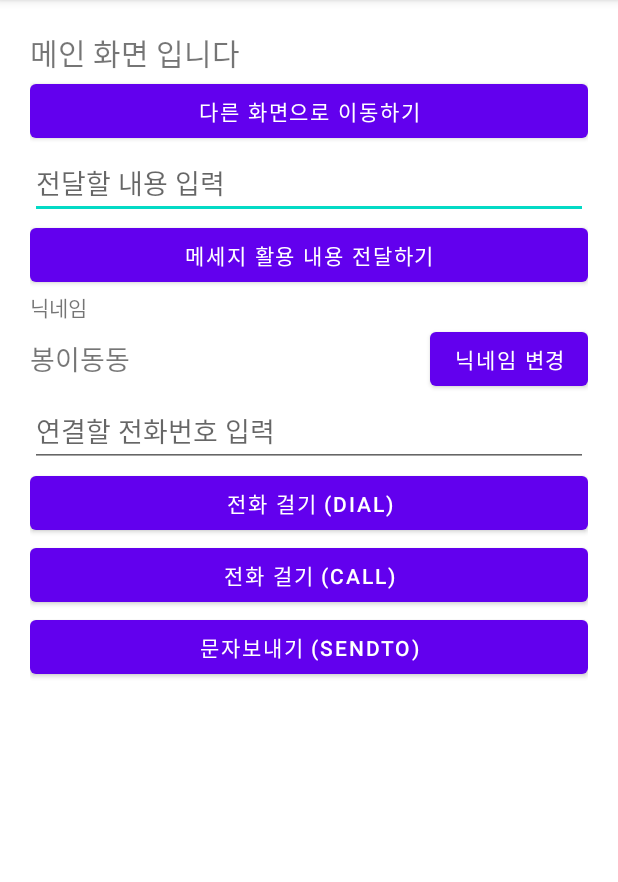
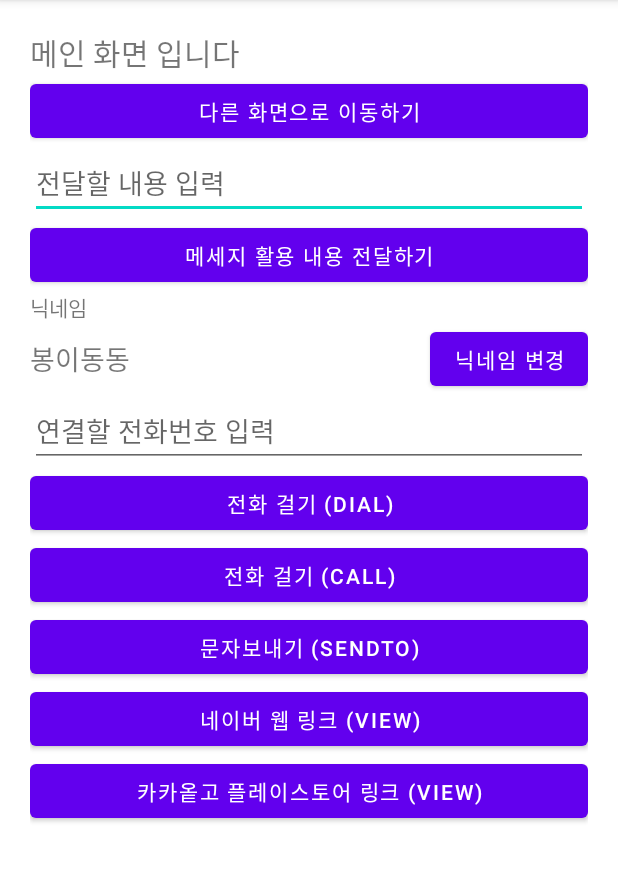
Before and after one commit to dani9210/Intent_20210829, an Android app: the screen it shows after launch (MainActivity), after a tap on "문자보내기 (SENDTO)", on a phone screen of 412 x 824 dp, the part 84-966 px from its top. Run offline under Robolectric (Android 15) with nearby library versions, the phone set to English and light mode, and no system bars.

Commit message:
VIEW 액션 체험   -  네이버 : 웹링크   -  카카오톡 : 스토어링크

```diff
--- a/app/src/main/java/com/nepplus/intent_20210829/MainActivity.kt
+++ b/app/src/main/java/com/nepplus/intent_20210829/MainActivity.kt
@@ -15,17 +15,34 @@ class MainActivity : AppCompatActivity() {
         setContentView(R.layout.activity_main)
 
 
+
+        naverLinkBtn.setOnClickListener {
+
+            val myUri = Uri.parse("http://naver.com")
+            val myIntent = Intent(Intent.ACTION_VIEW, myUri)
+            startActivity(myIntent)
+        }
+
+        kakaostoreLinkBtn.setOnClickListener {
+
+            val myUri = Uri.parse("market://details?id=com.kakao.talk")
+            val myIntent = Intent(Intent.ACTION_VIEW, myUri)
+            startActivity(myIntent)
+        }
+
+
                smsBtn.setOnClickListener {
 
                    val inputPhoneNum = phoneNumEdt.text.toString()
                    val myUri = Uri.parse("smsto:$({inputPhonum}")
                    val myIntent = Intent(Intent.ACTION_SENDTO, myUri)
-                   startActivity(myIntent)
-//                   미리 보여주기
+
+                   //미리 보여주기
 
                    myIntent.putExtra("sms_body","미리 적어줄 내용")
+                   startActivity(myIntent)
+//
 
-                   startActivity(myIntent)
                }
            callBtn.setOnClickListener {
 
--- a/app/src/main/res/layout/activity_main.xml
+++ b/app/src/main/res/layout/activity_main.xml
@@ -94,7 +94,16 @@
         android:layout_height="wrap_content"
         android:text="문자보내기 (SENDTO)"/>
 
-
+    <Button
+        android:id="@+id/naverLinkBtn"
+        android:layout_width="match_parent"
+        android:layout_height="wrap_content"
+        android:text="네이버 웹 링크 (VIEW)"/>
+    <Button
+        android:id="@+id/kakaostoreLinkBtn"
+        android:layout_width="match_parent"
+        android:layout_height="wrap_content"
+        android:text="카카옽고 플레이스토어 링크 (VIEW)"/>
 
 
 
```
